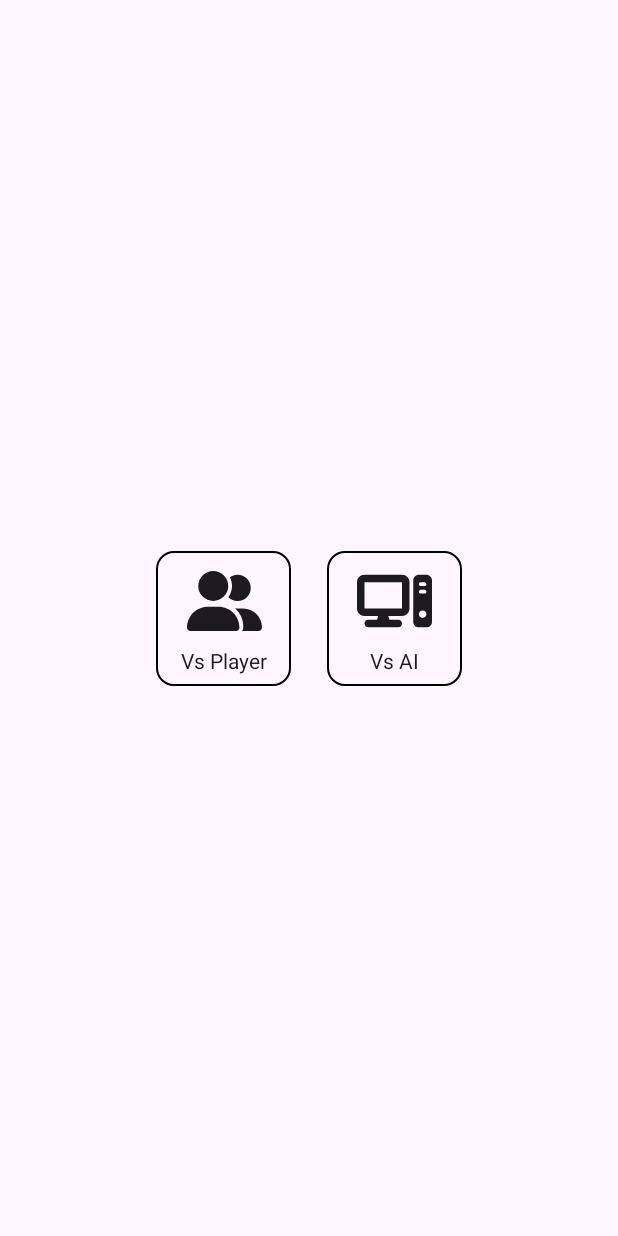
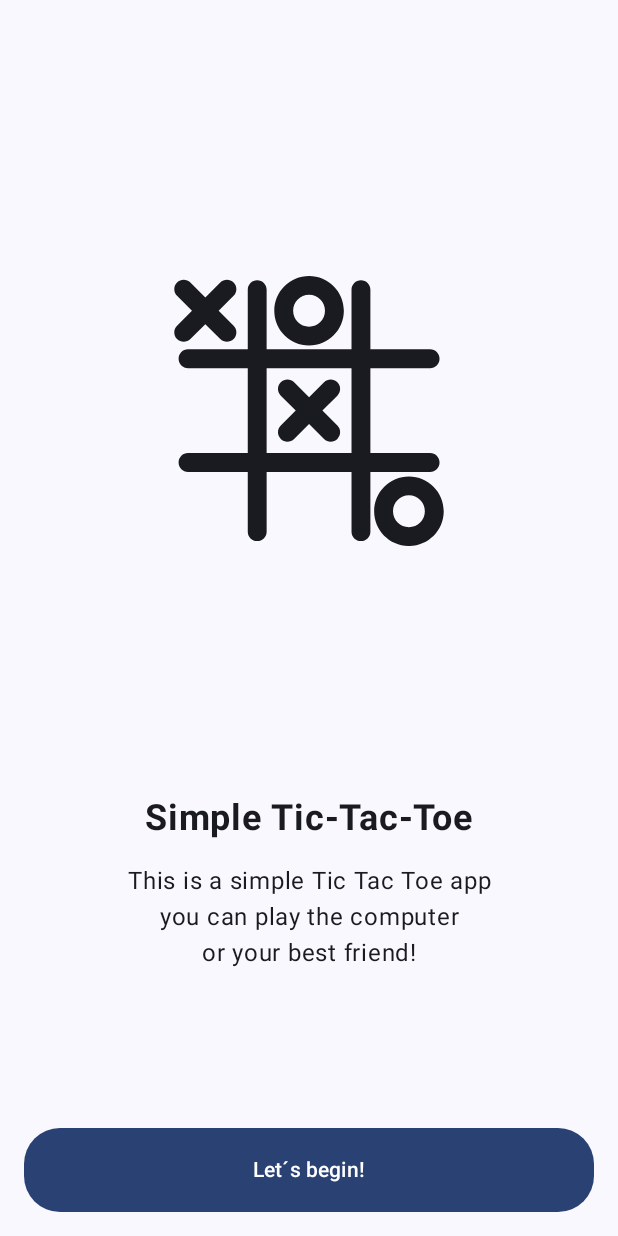
Before and after one commit to AfiqN/Simple-tic-tac-toe, an Android app built with Jetpack Compose: the screen it shows after launch (MainActivity), on a phone screen of 412 x 824 dp. Run offline under Robolectric (Android 15) with nearby library versions, the phone set to English and light mode, and no system bars.

Commit message:
Add landing screen

```diff
--- a/app/src/main/java/com/afiqn/gameapp/GameAppActivity.kt
+++ b/app/src/main/java/com/afiqn/gameapp/GameAppActivity.kt
@@ -26,6 +26,7 @@ class MainActivity : ComponentActivity() {
 
 @Composable
 fun GameApp() {
+    AppTheme {
         val navController = rememberNavController()
         val currentBackStack by navController.currentBackStackEntryAsState()
         val currentDestination = currentBackStack?.destination
@@ -41,6 +42,7 @@ fun GameApp() {
             )
         }
     }
+}
 
 @Preview(showBackground = true)
 @Composable
--- a/app/src/main/java/com/afiqn/gameapp/GameAppDestinations.kt
+++ b/app/src/main/java/com/afiqn/gameapp/GameAppDestinations.kt
@@ -8,6 +8,10 @@ data object LandingPage : GameOption {
     override val route = "landingPage"
 }
 
+data object OptionPage : GameOption {
+    override val route = "optionPage"
+}
+
 data object VsPlayer : GameOption {
     override val route = "vsPlayer"
 }
@@ -16,4 +20,4 @@ data object VsAI : GameOption {
     override val route = "vsAI"
 }
 
-val gameAppScreen = listOf(LandingPage, VsPlayer, VsAI)
+val gameAppScreen = listOf(LandingPage, OptionPage, VsPlayer, VsAI)
--- a/app/src/main/java/com/afiqn/gameapp/GameNavHost.kt
+++ b/app/src/main/java/com/afiqn/gameapp/GameNavHost.kt
@@ -2,10 +2,10 @@ package com.afiqn.gameapp
 
 import androidx.compose.runtime.Composable
 import androidx.compose.ui.Modifier
-import androidx.navigation.NavGraph.Companion.findStartDestination
 import androidx.navigation.NavHostController
 import androidx.navigation.compose.NavHost
 import androidx.navigation.compose.composable
+import com.afiqn.gameapp.ui.gameoptions.OptionScreen
 import com.afiqn.gameapp.ui.landingpage.LandingScreen
 import com.afiqn.gameapp.ui.vs_ai.VsAIScreen
 import com.afiqn.gameapp.ui.vs_player.VsPlayerScreen
@@ -22,6 +22,11 @@ fun GameNavHost(
     ) {
         composable(route = LandingPage.route) {
             LandingScreen(
+                onCLickStart = { navController.navigateSingleTopTo(OptionPage.route) }
+            )
+        }
+        composable(route = OptionPage.route) {
+            OptionScreen(
                 onCLickVsPlayer = { navController.navigateSingleTopTo(VsPlayer.route) },
                 onClickVsAI = { navController.navigateSingleTopTo(VsAI.route) }
             )
@@ -37,9 +42,7 @@ fun GameNavHost(
 
 fun NavHostController.navigateSingleTopTo(route: String) =
     this.navigate(route) {
-        popUpTo(
-            this@navigateSingleTopTo.graph.findStartDestination().id
-        ) {
+        popUpTo(route) {
             saveState = true
         }
 
--- a/app/src/main/java/com/afiqn/gameapp/ui/landingpage/LandingScreen.kt
+++ b/app/src/main/java/com/afiqn/gameapp/ui/landingpage/LandingScreen.kt
@@ -1,113 +1,83 @@
 package com.afiqn.gameapp.ui.landingpage
 
-import androidx.compose.foundation.border
-import androidx.compose.foundation.clickable
 import androidx.compose.foundation.layout.Arrangement
-import androidx.compose.foundation.layout.Box
 import androidx.compose.foundation.layout.Column
-import androidx.compose.foundation.layout.Row
-import androidx.compose.foundation.layout.Spacer
 import androidx.compose.foundation.layout.fillMaxSize
+import androidx.compose.foundation.layout.fillMaxWidth
+import androidx.compose.foundation.layout.height
 import androidx.compose.foundation.layout.padding
 import androidx.compose.foundation.layout.size
+import androidx.compose.foundation.shape.RoundedCornerShape
+import androidx.compose.material3.Button
 import androidx.compose.material3.Icon
-import androidx.compose.material3.MaterialTheme
-import androidx.compose.material3.Shapes
+import androidx.compose.material3.Surface
 import androidx.compose.material3.Text
 import androidx.compose.runtime.Composable
 import androidx.compose.ui.Alignment
 import androidx.compose.ui.Modifier
-import androidx.compose.ui.draw.clip
-import androidx.compose.ui.graphics.painter.Painter
 import androidx.compose.ui.res.painterResource
+import androidx.compose.ui.res.stringResource
+import androidx.compose.ui.text.font.FontWeight
+import androidx.compose.ui.text.style.TextAlign
 import androidx.compose.ui.tooling.preview.Preview
 import androidx.compose.ui.unit.dp
+import androidx.compose.ui.unit.sp
 import com.afiqn.gameapp.R
 import com.afiqn.gameapp.ui.theme.AppTheme
 
 @Composable
 fun LandingScreen(
     modifier: Modifier = Modifier,
-    onCLickVsPlayer: () -> Unit = {},
-    onClickVsAI: () -> Unit = {}
+    onCLickStart: () -> Unit = {}
 ) {
-    GameOptionNav(
-        modifier = modifier,
-        onCLickVsPlayer = onCLickVsPlayer,
-        onClickVsAI = onClickVsAI
-    )
-}
-
-@Composable
-fun GameOptionNav(
-    modifier: Modifier = Modifier,
-    onCLickVsPlayer: () -> Unit = {},
-    onClickVsAI: () -> Unit = {}
-) {
-    Row(
-        modifier = modifier
-            .fillMaxSize(),
-        horizontalArrangement = Arrangement.Center,
-        verticalAlignment = Alignment.CenterVertically
-    ) {
-        OptionButton(
-            onClickOption = onCLickVsPlayer,
-            text = "Vs Player",
-            icon = painterResource(id = R.drawable.ic_player)
-        )
-        Spacer(modifier = Modifier.size(24.dp))
-        OptionButton(
-            onClickOption = onClickVsAI,
-            text = "Vs AI",
-            icon = painterResource(id = R.drawable.ic_computer)
-        )
-    }
-}
-
-@Composable
-fun OptionButton(
-    modifier: Modifier = Modifier,
-    onClickOption: () -> Unit = {},
-    text: String,
-    icon: Painter? = null
-) {
-    Box(
-        modifier = modifier
-            .size(90.dp)
-            .clickable { onClickOption() }
-            .border(
-                1.dp,
-                MaterialTheme.colorScheme.scrim,
-                Shapes().medium
-            )
-            .clip(Shapes().medium),
-        contentAlignment = Alignment.Center
+    Surface(
+        modifier = modifier.fillMaxSize()
     ) {
         Column(
+            modifier = Modifier
+                .padding(16.dp),
             horizontalAlignment = Alignment.CenterHorizontally,
-            verticalArrangement = Arrangement.Center
-        ){
-            if (icon != null) {
-                Icon(
-                    modifier = Modifier
-                        .weight(1f)
-                        .size(50.dp),
-                    painter = icon,
-                    contentDescription = null
+            verticalArrangement = Arrangement.SpaceBetween
+        ) {
+            Icon(
+                painter = painterResource(id = R.drawable.ic_tictactoe),
+                contentDescription = null,
+                modifier = Modifier
+                    .size(180.dp)
+                    .weight(0.7f)
+            )
+            Column(
+                horizontalAlignment = Alignment.CenterHorizontally,
+                modifier = Modifier.weight(0.3f)
+            ) {
+                Text(
+                    text = "Simple Tic-Tac-Toe",
+                    fontWeight = FontWeight.Bold,
+                    fontSize = 24.sp,
+                )
+                Text(
+                    text = stringResource(id = R.string.landing_decs),
+                    fontSize = 16.sp,
+                    textAlign = TextAlign.Center,
+                    modifier = Modifier.padding(top = 16.dp)
                 )
             }
-            Text(
+            Button(
+                onClick = onCLickStart,
+                shape = RoundedCornerShape(24.dp),
                 modifier = Modifier
-                    .padding(bottom = 8.dp),
-                text = text
-            )
+                    .fillMaxWidth()
+                    .height(56.dp)
+            ) {
+                Text(text = "Let´s begin!")
+            }
         }
     }
 }
 
-@Preview(showBackground = true)
+@Preview (showBackground = true)
 @Composable
-fun DefaultPreview() {
+fun LandingScreenPreview() {
     AppTheme {
         LandingScreen()
     }
--- /dev/null
+++ b/app/src/main/res/drawable/ic_tictactoe.xml
@@ -0,0 +1,21 @@
+<vector xmlns:android="http://schemas.android.com/apk/res/android"
+    android:width="800dp"
+    android:height="800dp"
+    android:viewportWidth="455.9"
+    android:viewportHeight="455.9">
+  <path
+      android:pathData="M432.46,330.81c8.79,0 15.93,-7.13 15.93,-15.93c0,-8.79 -7.13,-15.93 -15.93,-15.93H331.6V155.62h100.86c8.79,0 15.93,-7.13 15.93,-15.93c0,-8.79 -7.13,-15.93 -15.93,-15.93H331.6V22.91c0,-8.8 -7.13,-15.93 -15.93,-15.93c-8.8,0 -15.93,7.13 -15.93,15.93v100.86H156.41V22.9c0,-8.79 -7.13,-15.93 -15.93,-15.93c-8.8,0 -15.93,7.13 -15.93,15.93v100.87H23.69c-8.79,0 -15.93,7.13 -15.93,15.93c0,8.79 7.13,15.93 15.93,15.93h100.87v143.33H23.69c-8.79,0 -15.93,7.13 -15.93,15.93c0,8.79 7.13,15.93 15.93,15.93h100.87v100.86c0,8.8 7.13,15.93 15.93,15.93c8.79,0 15.93,-7.13 15.93,-15.93V330.81h143.33v100.87c0,8.79 7.13,15.93 15.93,15.93c8.79,0 15.93,-7.13 15.93,-15.93V330.81H432.46zM156.41,298.95V155.62h143.33v143.33H156.41z"
+      android:fillColor="#000000"/>
+  <path
+      android:pathData="M27.65,106.5l25.24,-25.24l25.24,25.24c3.11,3.11 7.18,4.67 11.26,4.67c4.07,0 8.15,-1.56 11.26,-4.67c6.22,-6.21 6.22,-16.3 0,-22.52L75.41,58.74l25.23,-25.24c6.22,-6.22 6.22,-16.31 0,-22.52c-6.22,-6.22 -16.3,-6.22 -22.52,0L52.89,36.21L27.65,10.97c-6.22,-6.22 -16.3,-6.22 -22.52,0c-6.22,6.21 -6.22,16.3 0,22.52l25.23,25.24L5.13,83.98c-6.22,6.22 -6.22,16.31 0,22.52c3.11,3.11 7.18,4.67 11.26,4.67C20.47,111.16 24.54,109.61 27.65,106.5z"
+      android:fillColor="#000000"/>
+  <path
+      android:pathData="M250.6,227.29l25.24,-25.24c6.22,-6.22 6.22,-16.31 0,-22.52c-6.22,-6.22 -16.3,-6.22 -22.52,0l-25.24,25.24l-25.24,-25.24c-6.22,-6.22 -16.3,-6.22 -22.52,0c-6.22,6.21 -6.22,16.3 0,22.52l25.24,25.24l-25.24,25.24c-6.22,6.22 -6.22,16.31 0,22.52c3.11,3.11 7.19,4.67 11.26,4.67c4.07,0 8.15,-1.56 11.26,-4.67l25.24,-25.24l25.24,25.24c3.11,3.11 7.19,4.67 11.26,4.67c4.08,0 8.15,-1.56 11.26,-4.67c6.22,-6.21 6.22,-16.3 0,-22.52L250.6,227.29z"
+      android:fillColor="#000000"/>
+  <path
+      android:pathData="M228.07,117.47c32.39,0 58.74,-26.35 58.74,-58.74C286.81,26.35 260.46,0 228.07,0c-32.39,0 -58.74,26.35 -58.74,58.74C169.34,91.12 195.68,117.47 228.07,117.47zM228.07,31.85c14.82,0 26.88,12.06 26.88,26.88c0,14.82 -12.06,26.88 -26.88,26.88c-14.82,0 -26.88,-12.06 -26.88,-26.88C201.19,43.91 213.25,31.85 228.07,31.85z"
+      android:fillColor="#000000"/>
+  <path
+      android:pathData="M396.7,338.43c-32.39,0 -58.74,26.35 -58.74,58.74s26.35,58.74 58.74,58.74c32.39,0 58.74,-26.35 58.74,-58.74S429.08,338.43 396.7,338.43zM396.7,424.04c-14.82,0 -26.88,-12.06 -26.88,-26.88s12.06,-26.88 26.88,-26.88c14.82,0 26.88,12.06 26.88,26.88S411.52,424.04 396.7,424.04z"
+      android:fillColor="#000000"/>
+</vector>
--- a/app/src/main/res/values/strings.xml
+++ b/app/src/main/res/values/strings.xml
@@ -1,3 +1,4 @@
 <resources>
     <string name="app_name">GameApp</string>
+    <string name="landing_decs">This is a simple Tic Tac Toe app\nyou can play the computer\nor your best friend!</string>
 </resources>
```
Also changed, not shown: app/src/main/java/com/afiqn/gameapp/ui/gameoptions/OptionScreen.kt (added, +115 -0 lines). Lines whose indentation alone changed are shown as unchanged.
